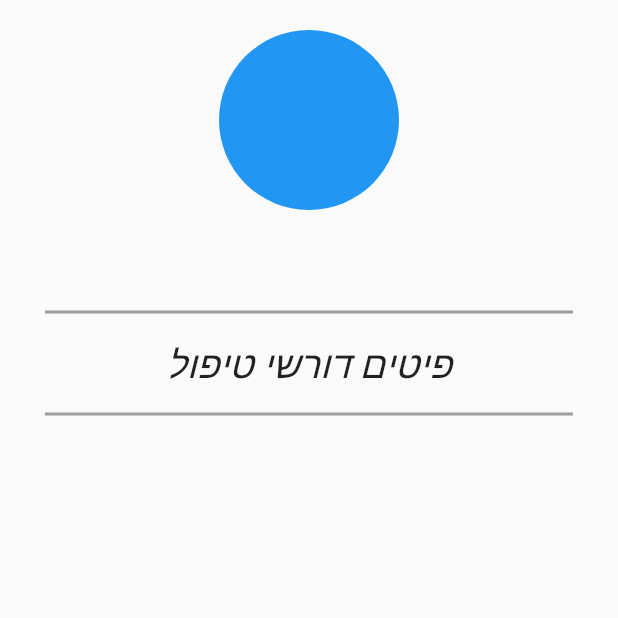
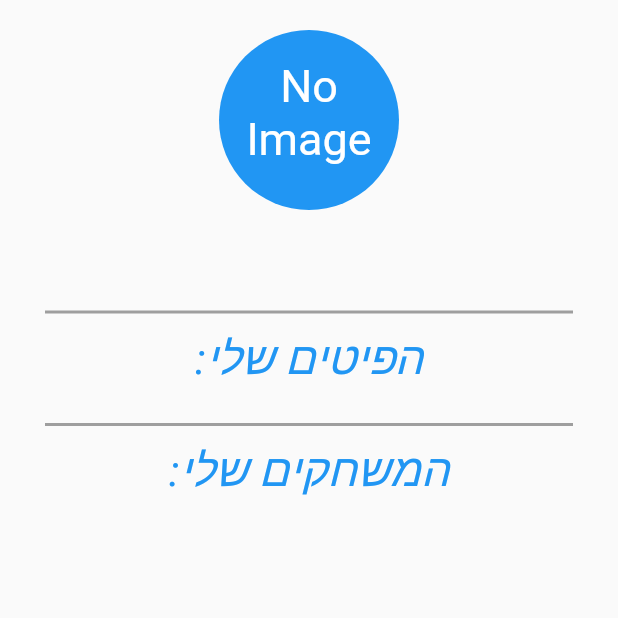
Before and after one commit to KfirLevy258/TRIGON-5990-Scouting-System-App, a Flutter app: the SchedulePage screen opened directly, on a phone screen of 412 x 824 dp, the top half of it. Run offline on Flutter 3.47's test engine with Material 2 defaults, Android fonts, the phone set to English and light mode, and no system bars; our stand-ins replace cloud_firestore, firebase_auth, firebase_storage, image_picker, material_design_icons_flutter; accounts and stored records are empty; statements that could not run were skipped.

Commit message:
'My Schedule' working

```diff
--- a/lib/PitScouting/PitTeamDataInput.dart
+++ b/lib/PitScouting/PitTeamDataInput.dart
@@ -166,9 +166,9 @@ class _TeamDataPageState extends State<TeamDataPage> {
             style: TextStyle(fontSize: 25, fontStyle: FontStyle.italic),
           ),
           Padding(padding: EdgeInsets.all(15.0),),
-          numericInput("משקל הרובוט", _robotWeightData, _robotWeightController, 80, 125, false, false),
+          numericInput("משקל הרובוט", _robotWeightData, _robotWeightController, 0, 56, false, false),
           Padding(padding: EdgeInsets.all(4.0),),
-          numericInput("רוחב הרובוט", _robotWidthData, _robotWidthController, 0, 20, false, false),
+          numericInput("רוחב הרובוט", _robotWidthData, _robotWidthController, 304, 20, false, false),
           Padding(padding: EdgeInsets.all(4.0),),
           numericInput("אורך הרובוט", _robotLengthData, _robotLengthController, 0, 30, false, false),
           Padding(padding: EdgeInsets.all(4.0),),
--- a/lib/Schedule/SchedulePage.dart
+++ b/lib/Schedule/SchedulePage.dart
@@ -2,6 +2,7 @@ import 'package:cloud_firestore/cloud_firestore.dart';
 import 'package:firebase_storage/firebase_storage.dart';
 import 'package:flutter/material.dart';
 import 'package:pit_scout/PitScouting/PitTeamDataInput.dart';
+import 'package:pit_scout/Scouting/ScoutingPreGameScreen.dart';
 
 class SchedulePage extends StatefulWidget {
   final String tournament;
@@ -17,12 +18,14 @@ class _SchedulePageState extends State<SchedulePage> {
   String userName;
   String url;
   List<Widget> pitsToScout;
+  List<Widget> gamesToScout;
 
   @override
   void initState() {
      getUserName();
      getImageURL();
      getPitsToScout();
+     getGamesToScout();
     super.initState();
   }
 
@@ -42,12 +45,12 @@ class _SchedulePageState extends State<SchedulePage> {
             ),
             Padding(padding: EdgeInsets.all(8.0),),
             createLineWidget(),
-            Padding(padding: EdgeInsets.all(8.0),),
-            pitsToScoutList(),
+            Padding(padding: EdgeInsets.all(4.0),),
+            pitsToScoutList(":הפיטים שלי", pitsToScout),
             Padding(padding: EdgeInsets.all(8.0),),
             createLineWidget(),
-            Padding(padding: EdgeInsets.all(8.0),),
-//            pitsToScoutList(),
+            Padding(padding: EdgeInsets.all(4.0),),
+            pitsToScoutList(":המשחקים שלי", gamesToScout),
           ],
         ),
       ),
@@ -84,7 +87,6 @@ class _SchedulePageState extends State<SchedulePage> {
         Firestore.instance.collection('tournaments').document(widget.tournament).collection('teams').document(val.documents[i].documentID).get().then((res) {
           teamName = res.data['team_name'];
           saved = res.data['pit_scouting_saved'];
-          print(teamName);
           if (saved == false) {
             setState(() {
               pitsToScout.add(ListTile(
@@ -95,7 +97,8 @@ class _SchedulePageState extends State<SchedulePage> {
                   );
                 },
                 title: Text(
-                  val.documents[i].documentID,
+                  val.documents[i].documentID + ' - ' + teamName,
+                  style: TextStyle(fontSize: 20.0),
                   textAlign: TextAlign.center,
                 ),
               ));
@@ -107,49 +110,47 @@ class _SchedulePageState extends State<SchedulePage> {
     });
   }
 
-  Widget pitToDoList() {
-    List<Widget> test = [];
-    Firestore.instance.collection('users').document(widget.userId).collection('tournaments').document(widget.tournament).collection('pitsToScout').getDocuments().then((val) {
+  getGamesToScout() {
+    gamesToScout = [];
+    Firestore.instance.collection('users').document(widget.userId).collection('tournaments').document(widget.tournament).collection('gamesToScout').getDocuments().then((val) {
       for (int i=0; i<val.documents.length; i++){
+        String teamNumber = val.documents[i].data['teamNumber'];
+        String matchNumber = val.documents[i].documentID;
         String teamName;
-        bool saved;
-        Firestore.instance.collection('tournaments').document(widget.tournament).collection('teams').document(val.documents[i].documentID).get().then((res) {
+        Firestore.instance.collection('tournaments').document(widget.tournament).collection('teams').document(teamNumber).get().then((res) {
           teamName = res.data['team_name'];
-          saved = res.data['pit_scouting_saved'];
-          print(teamName);
-          if (saved == false) {
-            test.add(ListTile(
+          setState(() {
+            gamesToScout.add(ListTile(
               onTap: () {
                 Navigator.push(
                   context,
-                  MaterialPageRoute(builder: (context) => TeamDataPage(teamName: teamName, teamNumber: val.documents[i].documentID, tournament: widget.tournament, saved: saved,)),
+                  MaterialPageRoute(builder: (context) => PreGameScreen(teamName: teamNumber)),
                 );
               },
               title: Text(
-                val.documents[i].documentID,
+                "Qual " + matchNumber + " - " + teamNumber + ' ' + teamName,
+                style: TextStyle(fontSize: 20.0),
                 textAlign: TextAlign.center,
               ),
             ));
-          }
+          });
         });
       }
     });
-    return ListBody(
-      children: test,
-    );
   }
 
-  Widget pitsToScoutList() {
+  Widget pitsToScoutList(String label, List<Widget> list) {
     return Column(
       mainAxisAlignment: MainAxisAlignment.center,
       children: <Widget>[
         Text(
-          "פיטים דורשי טיפול"
-          , style: TextStyle(fontSize: 25, fontStyle: FontStyle.italic),
+          label,
+          style: TextStyle(fontSize: 30.0, fontStyle: FontStyle.italic, color: Colors.blue),
         ),
+        Padding(padding: EdgeInsets.all(4.0),),
         Column(
           mainAxisAlignment: MainAxisAlignment.center,
-            children: pitsToScout,
+            children: list,
         ),
       ],
     );
@@ -173,7 +174,20 @@ class _SchedulePageState extends State<SchedulePage> {
             color: Colors.blue,
             height: 120.0,
             width: 120.0,
-            child:url != null ? Image.network(url, fit: BoxFit.cover,) : Container(),
+            child:url != null
+                ? Image.network(url, fit: BoxFit.cover,)
+                : Container(
+                  child: Column(
+                    children: <Widget>[
+                      Padding(padding: EdgeInsets.all(10.0),),
+                      Text(
+                        "No\nImage",
+                        style: TextStyle(fontSize: 30, color: Colors.white),
+                        textAlign: TextAlign.center,
+                      ),
+                    ],
+                  ),
+                ),
           ),
         ),
       ),
@@ -187,8 +201,7 @@ class _SchedulePageState extends State<SchedulePage> {
         setState(() {
           url = res;
         });
-    })
-        .catchError((err) {
+    }).catchError((err) {
       url = null;
     });
   }
```
Also changed, not shown: lib/Scouting/Scouting2019Teleop.dart (deleted, +0 -87 lines), lib/Scouting/ScoutingAutonomyPeriod.dart (+5 -14 lines), lib/Scouting/ScoutingTeleop.dart (renamed from lib/Scouting/Scouting2018Teleop.dart).
